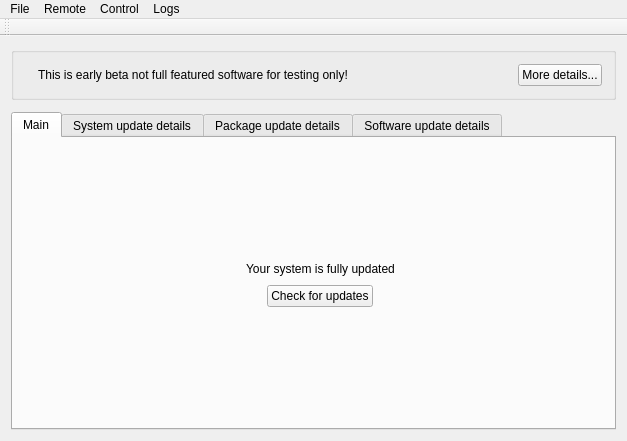
Before: the Qt Designer form src-qt4/pc-updatecenter/mainwindow.ui in trueos/pcbsd, drawn with Qt 5.
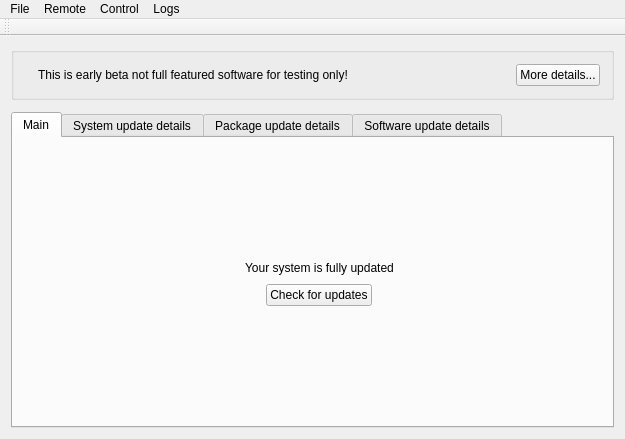
After: the same form once the commit is applied. Icons and pictures are not drawn. Custom widgets are drawn as their Qt base class.

What changed in the file:
```diff
--- a/src-qt4/pc-updatecenter/mainwindow.ui
+++ b/src-qt4/pc-updatecenter/mainwindow.ui
@@ -6,8 +6,8 @@
    <rect>
     <x>0</x>
     <y>0</y>
-    <width>627</width>
-    <height>441</height>
+    <width>625</width>
+    <height>439</height>
    </rect>
   </property>
   <property name="windowTitle">
@@ -341,7 +341,7 @@
     <rect>
      <x>0</x>
      <y>0</y>
-     <width>627</width>
+     <width>625</width>
      <height>21</height>
     </rect>
    </property>
```
Left out of the diff: 2 changed lines with no effect on the pictures.
